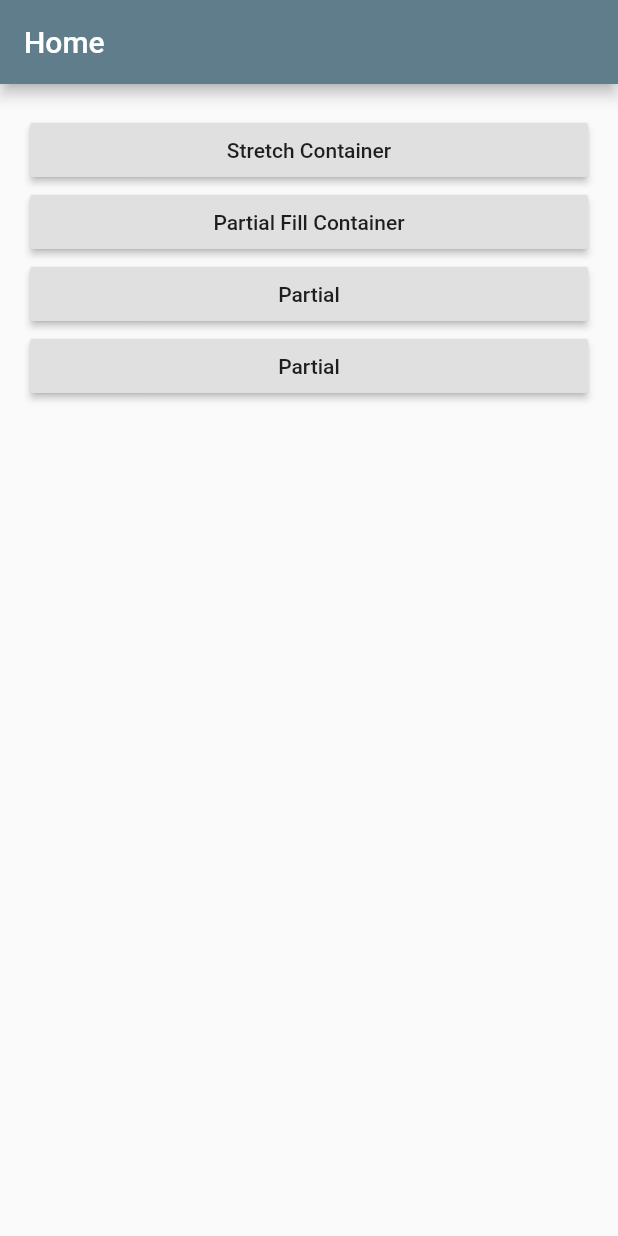
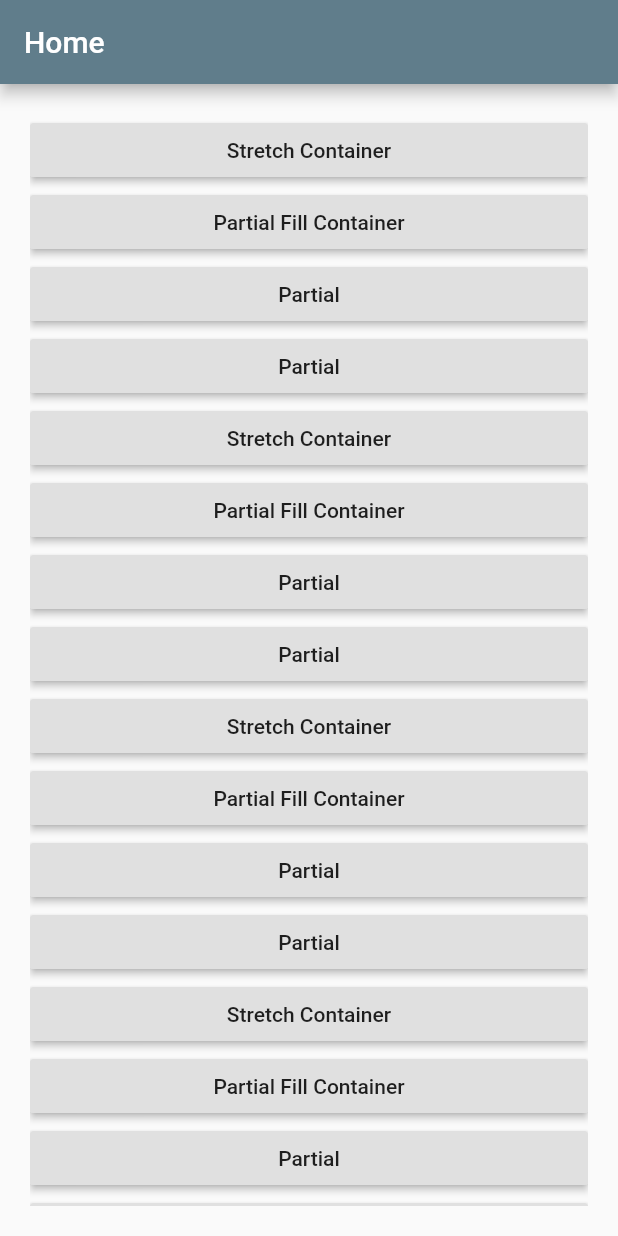
Before and after one commit to aromal-sasidharan/flutter-snippets, a Flutter app: the screen it shows after launch, on a phone screen of 412 x 824 dp. Run offline on Flutter 3.47's test engine with Material 2 defaults, Android fonts, the phone set to English and light mode, and no system bars.

Commit message:
initial commit

```diff
--- a/lib/main.dart
+++ b/lib/main.dart
@@ -2,77 +2,90 @@ import 'package:flutter/material.dart';
 import 'package:flutter/widgets.dart';
 import 'Scenes/EqualContainer.dart';
 
-
-
-
-
-
 void main() => runApp(MyApp());
 
-Scaffold createScaffold({String title, Widget body}){
+Scaffold createScaffold({String title, Widget body}) {
   return Scaffold(
     appBar: AppBar(backgroundColor: Colors.blueGrey, title: Text(title)),
     body: body,
   );
 }
 
-
-class MyApp extends StatelessWidget{
+class MyApp extends StatelessWidget {
   @override
   Widget build(BuildContext context) {
     // TODO: implement build
     return MaterialApp(
       initialRoute: "/",
       routes: {
-          "/" : (context) => createScaffold(title: "Home",body: Home()),
-          "/strech_container" : (context) => createScaffold(title: "Strech Container",body: EqualContainer()),
+        "/": (context) => createScaffold(title: "Home", body: HomeWidget()),
+        "/strech_container": (context) =>
+            createScaffold(title: "Strech Container", body: EqualContainer()),
       },
     );
+  }
+}
+
+class RouteModel {
+  String title;
+  String location;
+  RouteModel({this.title, this.location});
+}
+
+class HomeWidget extends StatefulWidget{
+  @override
+  State<StatefulWidget> createState() {
+    // TODO: implement createState
+    return HomeWidgetState();
   }
 
 }
 
-class RouteModel{
-  String title;
-  String location;
-  RouteModel({this.title,this.location});
-}
-
-class Home extends StatelessWidget{
-
-
+class HomeWidgetState extends State<HomeWidget> {
+  var routes = [
+    RouteModel(title: "Stretch Container", location: '/strech_container'),
+    RouteModel(title: "Partial Fill Container", location: '/strech_container'),
+    RouteModel(title: "Partial", location: '/strech_container'),
+    RouteModel(title: "Partial", location: '/strech_container'),
+    RouteModel(title: "Stretch Container", location: '/strech_container'),
+    RouteModel(title: "Partial Fill Container", location: '/strech_container'),
+    RouteModel(title: "Partial", location: '/strech_container'),
+    RouteModel(title: "Partial", location: '/strech_container'),
+    RouteModel(title: "Stretch Container", location: '/strech_container'),
+    RouteModel(title: "Partial Fill Container", location: '/strech_container'),
+    RouteModel(title: "Partial", location: '/strech_container'),
+    RouteModel(title: "Partial", location: '/strech_container'),
+    RouteModel(title: "Stretch Container", location: '/strech_container'),
+    RouteModel(title: "Partial Fill Container", location: '/strech_container'),
+    RouteModel(title: "Partial", location: '/strech_container'),
+    RouteModel(title: "Partial", location: '/strech_container'),
+    RouteModel(title: "Stretch Container", location: '/strech_container'),
+    RouteModel(title: "Partial Fill Container", location: '/strech_container'),
+    RouteModel(title: "Partial", location: '/strech_container'),
+    RouteModel(title: "Partial", location: '/strech_container'),
+  ];
 
   @override
   Widget build(BuildContext context) {
     // TODO: implement build
 
+    var itemWidget = (BuildContext context, int position) {
+      return SizedBox(
+          child: RaisedButton(
+              child: Text(routes[position].title),
+              onPressed: () {
+                Navigator.pushNamed(context,routes[position].location);
+              }),
+          width: double.infinity);
+    };
 
-    var expandedChilds = (Widget child) => SizedBox(child: child,width: double.infinity);
-
-    var routes = [
-      RouteModel(title: "Stretch Container",location: '/strech_container'),
-      RouteModel(title: "Partial Fill Container",location: '/strech_container'),
-      RouteModel(title: "Partial",location: '/strech_container'),
-       RouteModel(title: "Partial",location: '/strech_container'),
-    ];
-
-
-    var raisedButton = (RouteModel item) => RaisedButton(child: Text(item.title), onPressed: () {
-              Navigator.pushNamed(context, item.location);
-          });
-
-    var columns = Column(
-
-      children: routes.map(raisedButton).map(expandedChilds).toList()
-      ,
-
+    var listView = ListView.builder(
+      itemBuilder: itemWidget,
+      itemCount: routes.length,
     );
 
-    var content = Container(
-      alignment: Alignment.center,
-      child: Padding(child: columns, padding: EdgeInsets.all(20.0),
-      ),
+    return Container(child:listView,
+    padding: EdgeInsets.all(20.0),
     );
-    return content;
   }
 }
```
Lines whose indentation alone changed are shown as unchanged.
